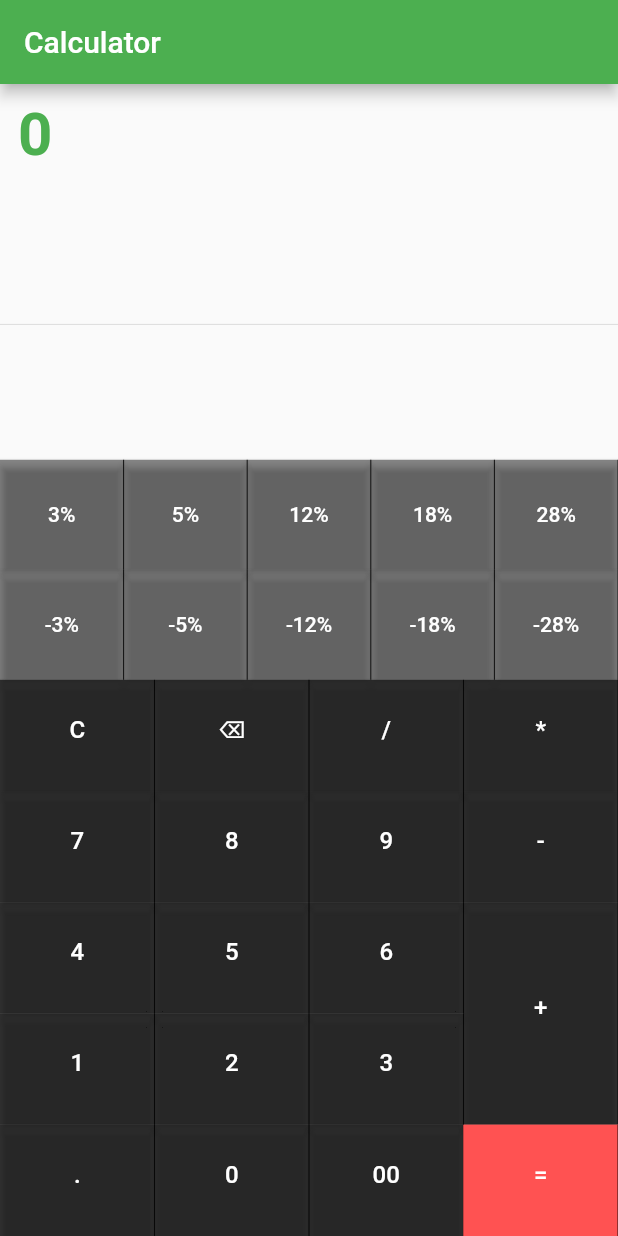
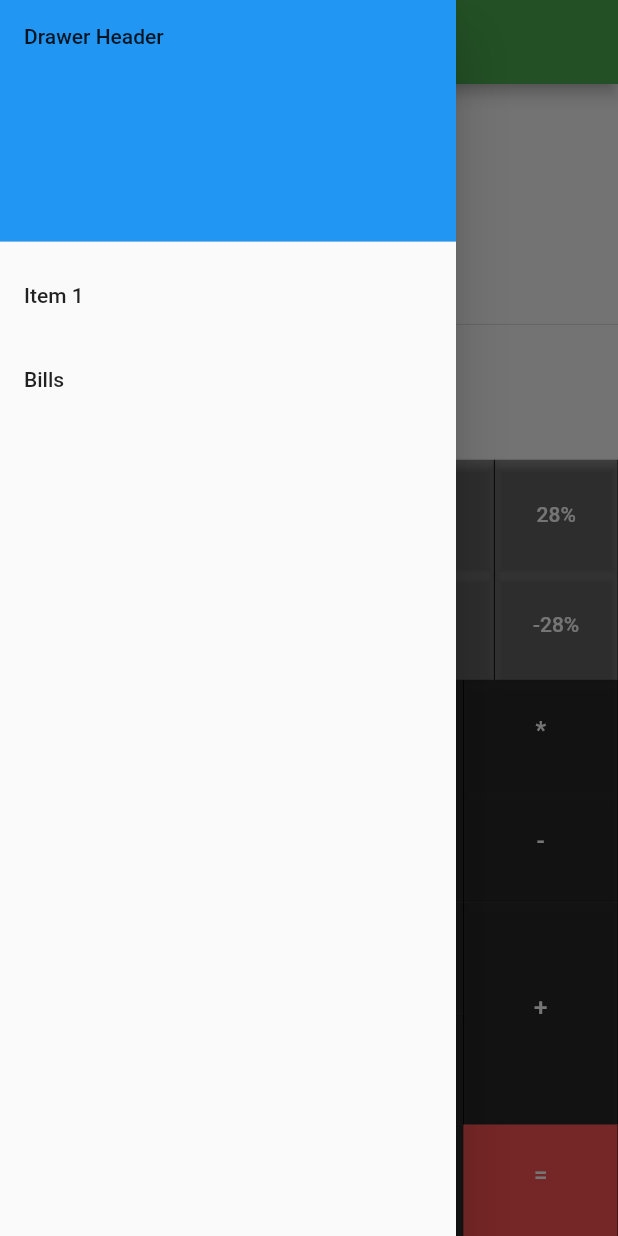
Before and after one commit to meharajM/kyatobi, a Flutter app: the screen it shows after launch, with the side drawer open (before the commit the screen has no drawer), on a phone screen of 412 x 824 dp. Run offline on Flutter 3.47's test engine with Material 2 defaults, Android fonts, the phone set to English and light mode, and no system bars; our stand-ins replace contacts_service, permission_handler, sqflite, transparent_image; missing offline and left inert: expressions; accounts and stored records are empty.

Commit message:
drawer addition

```diff
--- a/lib/calculator/calculator_layout.dart
+++ b/lib/calculator/calculator_layout.dart
@@ -115,6 +115,32 @@ class _CalculatorState extends State<Calculator> {
   Widget build(BuildContext context) {
     // TODO: implement build
     return Scaffold(
+      drawer: Drawer(
+        child: ListView(
+          padding: EdgeInsets.zero,
+          children: <Widget>[
+            DrawerHeader(
+              child: Text('Drawer Header'),
+              decoration: BoxDecoration(
+                color: Colors.blue,
+              ),
+            ),
+            ListTile(
+              title: Text('Item 1'),
+              onTap: () {
+                // Update the state of the app.
+                // ...
+              },
+            ),
+            ListTile(
+              title: Text('Bills'),
+              onTap: () {
+                Navigator.pushNamed(context, '/tabs');
+              },
+            ),
+          ],
+        ),
+      ),
       appBar: AppBar(
         title: Text('Calculator'),
       ),
```
